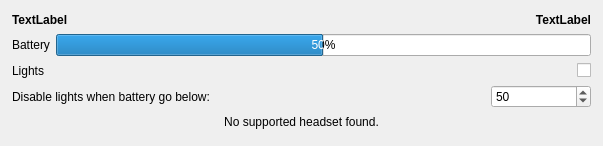
The window that design.ui (Odizinne/HeadsetControl-Qt) describes before a commit, drawn with Qt 5.
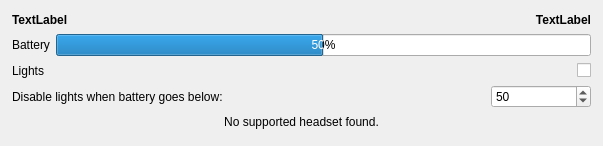
The same window after the commit.

What changed in the file:
```diff
--- a/design.ui
+++ b/design.ui
@@ -153,7 +153,7 @@
       <item row="0" column="0">
        <widget class="QLabel" name="lightBatteryLabel">
         <property name="text">
-         <string>Disable lights when battery go below:</string>
+         <string>Disable lights when battery goes below:</string>
         </property>
        </widget>
       </item>
```
